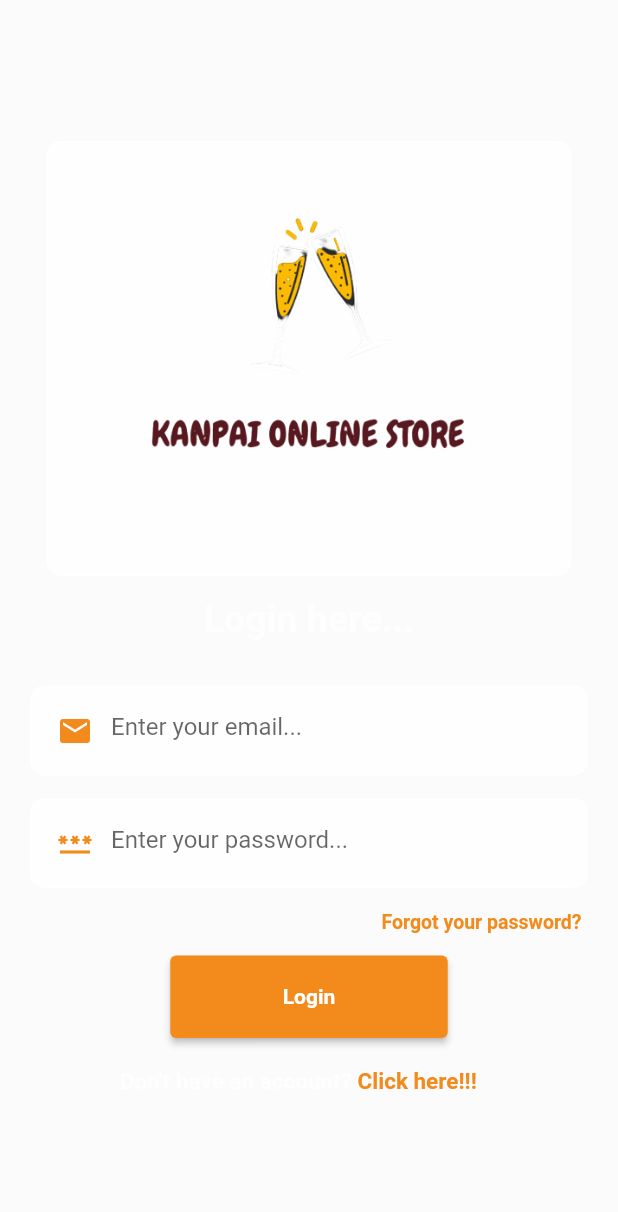
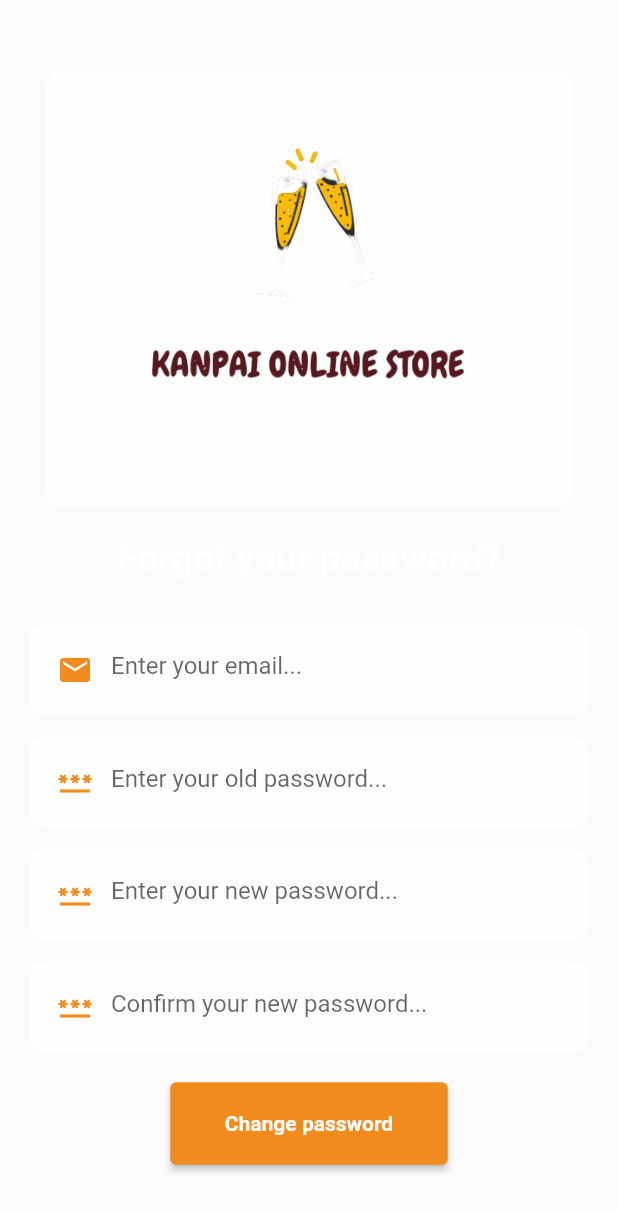
Before and after one commit to abhishekkarky/Online_Liquor_Store, a Flutter app: the AccountScreen widget shown alone on an empty page, opened directly, after a tap on "Click here!!!", after a tap on "Forgot your password?", on a phone screen of 412 x 824 dp. Shown: the top 1212 px of the screen. Run offline on Flutter 3.47's test engine with Material 2 defaults, Android fonts, the light colour scheme and no system bars; our stand-ins replace google_nav_bar, sidebarx.

Commit message:
Forgot password Page added

```diff
--- a/lib/account_screen.dart
+++ b/lib/account_screen.dart
@@ -1,4 +1,5 @@
 import 'package:flutter/cupertino.dart';
+import 'package:kanpai_online_store/forgot_password.dart';
 import 'package:kanpai_online_store/login_page.dart';
 import 'package:kanpai_online_store/register_page.dart';
 
@@ -28,6 +29,12 @@ class _AccountScreenState extends State<AccountScreen> {
               authPage = page;
             });
           });
+        case "FORGOT_PASSWORD":
+          return ForgotPassword(changeScreen: (String page){
+            setState(() {
+              authPage = page;
+            });
+          });
         default:
           return RegisterPage(changeScreen: (String page){
             setState(() {
--- /dev/null
+++ b/lib/forgot_password.dart
@@ -0,0 +1,149 @@
+import 'package:flutter/cupertino.dart';
+import 'package:flutter/material.dart';
+
+class ForgotPassword extends StatefulWidget {
+  ForgotPassword({Key? key, required this.changeScreen}) : super(key: key);
+  Function (String page) changeScreen;
+
+  @override
+  State<ForgotPassword> createState() => _ForgotPasswordState();
+}
+
+class _ForgotPasswordState extends State<ForgotPassword> {
+  @override
+  Widget build(BuildContext context) {
+    return Scaffold(
+      backgroundColor: Colors.white12,
+      body: SafeArea(
+        child: Center(
+          child: Column(
+            mainAxisAlignment: MainAxisAlignment.center,
+
+            //For Image
+            children: [
+              Container(
+                decoration: BoxDecoration(
+                  color: Colors.white70,
+                  border: Border.all(color: Colors.white),
+                  borderRadius: BorderRadius.circular(10),
+                ),
+                child: Image.asset('assets/images/Kanpai_logo.png'),
+                width: 350,
+                height: 290,
+              ),
+
+              //For Heading Text
+              Container(
+                padding: EdgeInsets.only(top: 20.0),
+                child: const Text("Forgot your password?",
+                  style: TextStyle(
+                      fontWeight: FontWeight.bold,
+                      color: Colors.white70,
+                      fontSize: 25),
+                ),
+              ),
+
+            //  For email field
+              Container(
+                margin: EdgeInsets.only(top:30, left: 20, right: 20),
+                padding: EdgeInsets.all(5),
+                decoration: BoxDecoration(
+                  color: Colors.white70,
+                  border: Border.all(color: Colors.white),
+                  borderRadius: BorderRadius.circular(10),
+                ),
+                child: const TextField(
+                  decoration: InputDecoration(
+                    prefixIcon: Icon(Icons.email,
+                      color: Color(0xFFF28A1C),
+                    ),
+                    border: InputBorder.none,
+                    hintText: "Enter your email...",
+                  ),
+                ),
+              ),
+
+            //  For old password
+              Container(
+                margin: EdgeInsets.only(top:15, left: 20, right: 20),
+                padding: EdgeInsets.all(5),
+                decoration: BoxDecoration(
+                  color: Colors.white70,
+                  border: Border.all(color: Colors.white),
+                  borderRadius: BorderRadius.circular(10),
+                ),
+                child: const TextField(
+                  decoration: InputDecoration(
+                    prefixIcon: Icon(Icons.password,
+                      color: Color(0xFFF28A1C),
+                    ),
+                    border: InputBorder.none,
+                    hintText: "Enter your old password...",
+                  ),
+                ),
+              ),
+
+            //  For new password
+              Container(
+                margin: EdgeInsets.only(top:15, left: 20, right: 20),
+                padding: EdgeInsets.all(5),
+                decoration: BoxDecoration(
+                  color: Colors.white70,
+                  border: Border.all(color: Colors.white),
+                  borderRadius: BorderRadius.circular(10),
+                ),
+                child: const TextField(
+                  decoration: InputDecoration(
+                    prefixIcon: Icon(Icons.password,
+                      color: Color(0xFFF28A1C),
+                    ),
+                    border: InputBorder.none,
+                    hintText: "Enter your new password...",
+                  ),
+                ),
+              ),
+
+            //  For confirm new password
+              Container(
+                margin: EdgeInsets.only(top:15, left: 20, right: 20),
+                padding: EdgeInsets.all(5),
+                decoration: BoxDecoration(
+                  color: Colors.white70,
+                  border: Border.all(color: Colors.white),
+                  borderRadius: BorderRadius.circular(10),
+                ),
+                child: const TextField(
+                  decoration: InputDecoration(
+                    prefixIcon: Icon(Icons.password,
+                      color: Color(0xFFF28A1C),
+                    ),
+                    border: InputBorder.none,
+                    hintText: "Confirm your new password...",
+                  ),
+                ),
+              ),
+
+            //  For change password button
+              Container(
+                margin: EdgeInsets.only(top: 20.0),
+                height: 55,
+                width: 185,
+                child: ElevatedButton(
+                  child: Text('Change password'),
+                  style: ElevatedButton.styleFrom(
+                    backgroundColor: Color(0xFFF28A1C),
+                    textStyle: const TextStyle(
+                      color: Color(0xFFF28A1C),
+                      fontWeight: FontWeight.bold,
+                    ),
+                  ),
+                  onPressed: () { },
+                ),
+              )
+            ],
+          ),
+        ),
+      ),
+    );
+  }
+}
--- a/lib/login_page.dart
+++ b/lib/login_page.dart
@@ -88,7 +88,9 @@ class _LoginPageState extends State<LoginPage> {
             Container(
               margin: EdgeInsets.only(top: 15.0, left: 230.0),
               child: InkWell(
-                onTap: () {},
+                onTap: () {
+                  widget.changeScreen("FORGOT_PASSWORD");
+                },
                 child: Text('Forgot your password?',
                   style: TextStyle(
                     fontSize: 13,
--- a/lib/main.dart
+++ b/lib/main.dart
@@ -1,8 +1,8 @@
 import 'package:flutter/material.dart';
 import 'package:google_nav_bar/google_nav_bar.dart';
 import 'package:kanpai_online_store/account_screen.dart';
+import 'package:kanpai_online_store/forgot_password.dart';
 import 'package:kanpai_online_store/login_page.dart';
-import 'package:kanpai_online_store/profile.dart';
 import 'package:kanpai_online_store/register_page.dart';
 import 'package:sidebarx/sidebarx.dart';
 
@@ -42,7 +42,7 @@ class _HomeState extends State<Home> {
       backgroundColor: Colors.white12,
       body: tabs[_currentIndex],
       bottomNavigationBar: Padding(
-        padding: const EdgeInsets.symmetric(horizontal: 15,vertical: 12),
+        padding: const EdgeInsets.symmetric(horizontal: 15,vertical: 2),
         child: GNav(
             iconSize: 25,
             color: Colors.white,
--- a/lib/profile.dart
+++ /dev/null
@@ -1,25 +0,0 @@
-import 'package:flutter/cupertino.dart';
-
-class ProfileScreen extends StatefulWidget {
-  const ProfileScreen({Key? key}) : super(key: key);
-
-  @override
-  State<ProfileScreen> createState() => _ProfileScreenState();
-}
-
-class _ProfileScreenState extends State<ProfileScreen> {
-  @override
-  Widget build(BuildContext context) {
-    return Container(
-      child: Column(
-        children: [
-          Text("JJ"),
-          Text("JJ"),
-          Text("JJ"),
-          Text("JJ"),
-          Text("JJ"),
-        ],
-      ),
-    );
-  }
-}
--- a/pubspec.yaml
+++ b/pubspec.yaml
@@ -38,6 +38,7 @@ dependencies:
   cupertino_icons: ^1.0.2
   google_nav_bar: ^5.0.6
   sidebarx: ^0.14.0
+  custom_navigator: ^0.3.0
   flutter_svg: ^0.17.4
 
 dev_dependencies:
```
Also changed, not shown: pubspec.lock.
